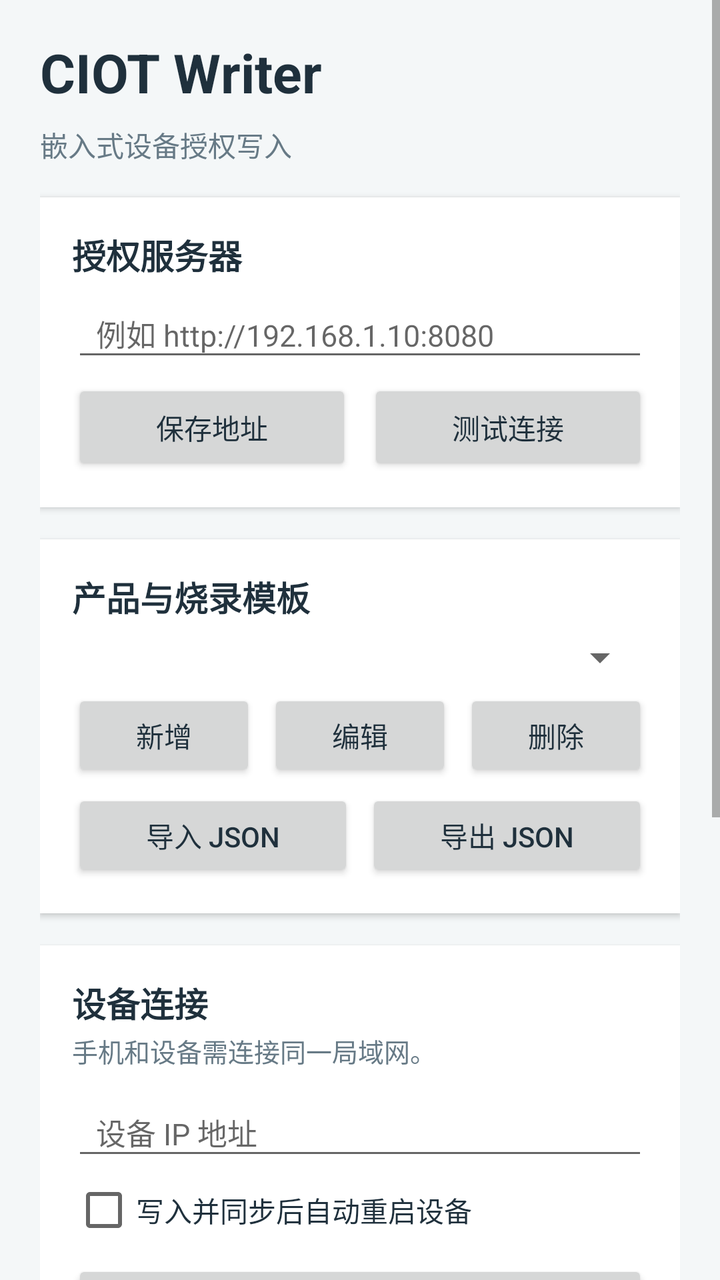
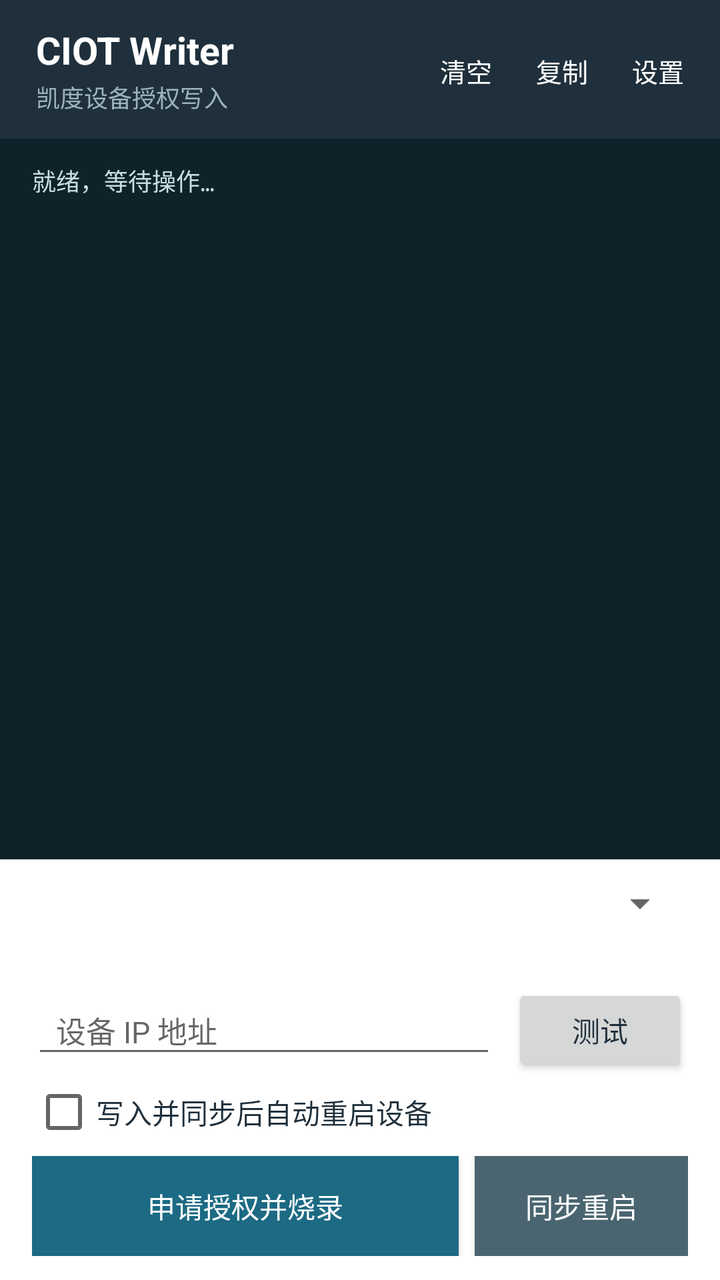

An Android layout rendered at two revisions. The XML below is the earlier revision; the diff shows what the commit changed to produce the second picture.
<!-- AndroidManifest.xml: application theme android:Theme.Material.Light.NoActionBar -->
<!-- res/layout/activity_main.xml -->
<?xml version="1.0" encoding="utf-8"?>
<ScrollView xmlns:android="http://schemas.android.com/apk/res/android"
    android:layout_width="match_parent"
    android:layout_height="match_parent"
    android:fillViewport="true">

    <LinearLayout
        android:layout_width="match_parent"
        android:layout_height="wrap_content"
        android:background="@color/colorBackground"
        android:orientation="vertical"
        android:paddingStart="20dp"
        android:paddingTop="18dp"
        android:paddingEnd="20dp"
        android:paddingBottom="28dp">

        <TextView
            android:layout_width="match_parent"
            android:layout_height="wrap_content"
            android:text="@string/app_title"
            android:textColor="@color/colorDark"
            android:textSize="27sp"
            android:textStyle="bold" />

        <TextView
            android:layout_width="match_parent"
            android:layout_height="wrap_content"
            android:layout_marginTop="8dp"
            android:text="@string/app_subtitle"
            android:textColor="@color/colorMuted"
            android:textSize="14sp" />

        
        <LinearLayout
            android:layout_width="match_parent"
            android:layout_height="wrap_content"
            android:layout_marginTop="16dp"
            android:background="@android:color/white"
            android:elevation="2dp"
            android:orientation="vertical"
            android:padding="16dp">

            <TextView
                android:layout_width="match_parent"
                android:layout_height="wrap_content"
                android:text="@string/card_server"
                android:textColor="@color/colorDark"
                android:textSize="17sp"
                android:textStyle="bold" />

            <EditText
                android:id="@+id/serverUrl"
                style="@style/CIOT.EditText"
                android:layout_width="match_parent"
                android:layout_height="wrap_content"
                android:layout_marginTop="8dp"
                android:hint="@string/server_url_hint"
                android:inputType="textUri"
                android:singleLine="true" />

            <LinearLayout
                android:layout_width="match_parent"
                android:layout_height="wrap_content"
                android:layout_marginTop="4dp"
                android:orientation="horizontal">

                <Button
                    android:id="@+id/saveServer"
                    style="@style/CIOT.Button"
                    android:layout_width="0dp"
                    android:layout_height="48dp"
                    android:layout_weight="1"
                    android:text="@string/btn_save_server" />

                <Button
                    android:id="@+id/testServer"
                    style="@style/CIOT.Button"
                    android:layout_width="0dp"
                    android:layout_height="48dp"
                    android:layout_marginStart="8dp"
                    android:layout_weight="1"
                    android:text="@string/btn_test_server" />
            </LinearLayout>
        </LinearLayout>

        
        <LinearLayout
            android:layout_width="match_parent"
            android:layout_height="wrap_content"
            android:layout_marginTop="16dp"
            android:background="@android:color/white"
            android:elevation="2dp"
            android:orientation="vertical"
            android:padding="16dp">

            <TextView
                android:layout_width="match_parent"
                android:layout_height="wrap_content"
                android:text="@string/card_product"
                android:textColor="@color/colorDark"
                android:textSize="17sp"
                android:textStyle="bold" />

            <Spinner
                android:id="@+id/templateSpinner"
                android:layout_width="match_parent"
                android:layout_height="wrap_content"
                android:layout_marginTop="6dp" />

            <LinearLayout
                android:layout_width="match_parent"
                android:layout_height="wrap_content"
                android:layout_marginTop="4dp"
                android:orientation="horizontal">

                <Button
                    android:id="@+id/addTemplate"
                    style="@style/CIOT.Button"
                    android:layout_width="0dp"
                    android:layout_height="46dp"
                    android:layout_weight="1"
                    android:text="@string/btn_add" />

                <Button
                    android:id="@+id/editTemplate"
                    style="@style/CIOT.Button"
                    android:layout_width="0dp"
                    android:layout_height="46dp"
                    android:layout_marginStart="6dp"
                    android:layout_weight="1"
                    android:text="@string/btn_edit" />

                <Button
                    android:id="@+id/deleteTemplate"
                    style="@style/CIOT.Button"
                    android:layout_width="0dp"
                    android:layout_height="46dp"
                    android:layout_marginStart="6dp"
                    android:layout_weight="1"
                    android:text="@string/btn_delete" />
            </LinearLayout>

            <LinearLayout
                android:layout_width="match_parent"
                android:layout_height="wrap_content"
                android:layout_marginTop="4dp"
                android:orientation="horizontal">

                <Button
                    android:id="@+id/importTemplates"
                    style="@style/CIOT.Button"
                    android:layout_width="0dp"
                    android:layout_height="46dp"
                    android:layout_weight="1"
                    android:text="@string/btn_import" />

                <Button
                    android:id="@+id/exportTemplates"
                    style="@style/CIOT.Button"
                    android:layout_width="0dp"
                    android:layout_height="46dp"
                    android:layout_marginStart="6dp"
                    android:layout_weight="1"
                    android:text="@string/btn_export" />
            </LinearLayout>
        </LinearLayout>

        
        <LinearLayout
            android:layout_width="match_parent"
            android:layout_height="wrap_content"
            android:layout_marginTop="16dp"
            android:background="@android:color/white"
            android:elevation="2dp"
            android:orientation="vertical"
            android:padding="16dp">

            <TextView
                android:layout_width="match_parent"
                android:layout_height="wrap_content"
                android:text="@string/card_device"
                android:textColor="@color/colorDark"
                android:textSize="17sp"
                android:textStyle="bold" />

            <TextView
                android:layout_width="match_parent"
                android:layout_height="wrap_content"
                android:layout_marginTop="2dp"
                android:text="@string/device_hint"
                android:textColor="@color/colorMuted"
                android:textSize="13sp" />

            <EditText
                android:id="@+id/host"
                style="@style/CIOT.EditText"
                android:layout_width="match_parent"
                android:layout_height="wrap_content"
                android:layout_marginTop="12dp"
                android:hint="@string/host_hint"
                android:inputType="text"
                android:singleLine="true" />

            <CheckBox
                android:id="@+id/autoReboot"
                android:layout_width="match_parent"
                android:layout_height="wrap_content"
                android:layout_marginTop="4dp"
                android:text="@string/auto_reboot"
                android:textColor="@color/colorDark" />

            <Button
                android:id="@+id/checkConnection"
                style="@style/CIOT.Button"
                android:layout_width="match_parent"
                android:layout_height="48dp"
                android:layout_marginTop="9dp"
                android:text="@string/btn_check" />

            <Button
                android:id="@+id/burn"
                style="@style/CIOT.Button.Primary"
                android:layout_width="match_parent"
                android:layout_height="48dp"
                android:layout_marginTop="8dp"
                android:text="@string/btn_burn" />

            <Button
                android:id="@+id/syncRestart"
                style="@style/CIOT.Button.Sync"
                android:layout_width="match_parent"
                android:layout_height="48dp"
                android:layout_marginTop="8dp"
                android:text="@string/btn_sync_restart" />
        </LinearLayout>

        
        <LinearLayout
            android:layout_width="match_parent"
            android:layout_height="wrap_content"
            android:layout_marginTop="16dp"
            android:background="@android:color/white"
            android:elevation="2dp"
            android:orientation="vertical"
            android:padding="16dp">

            <LinearLayout
                android:layout_width="match_parent"
                android:layout_height="wrap_content"
                android:gravity="center_vertical"
                android:orientation="horizontal">

                <TextView
                    android:layout_width="0dp"
                    android:layout_height="wrap_content"
                    android:layout_weight="1"
                    android:text="@string/card_log"
                    android:textColor="@color/colorDark"
                    android:textSize="17sp"
                    android:textStyle="bold" />

                <Button
                    android:id="@+id/copyLog"
                    style="@style/CIOT.Button"
                    android:layout_width="wrap_content"
                    android:layout_height="40dp"
                    android:text="@string/btn_copy_log" />
            </LinearLayout>

            <TextView
                android:id="@+id/logView"
                android:layout_width="match_parent"
                android:layout_height="wrap_content"
                android:layout_marginTop="4dp"
                android:minHeight="76dp"
                android:text="@string/log_waiting"
                android:textColor="@color/colorDark"
                android:textIsSelectable="true"
                android:textSize="13sp"
                android:typeface="monospace" />
        </LinearLayout>
    </LinearLayout>
</ScrollView>
<!-- resources referenced by this layout -->
<resources>
  <color name="colorBackground">#F4F7F8</color>
  <color name="colorDark">#1F303C</color>
  <color name="colorMuted">#677A86</color>
  <string name="app_subtitle">嵌入式设备授权写入</string>
  <string name="app_title">CIOT Writer</string>
  <string name="auto_reboot">写入并同步后自动重启设备</string>
  <string name="btn_add">新增</string>
  <string name="btn_burn">申请授权并烧录</string>
  <string name="btn_check">测试 Telnet 连接</string>
  <string name="btn_copy_log">复制日志</string>
  <string name="btn_delete">删除</string>
  <string name="btn_edit">编辑</string>
  <string name="btn_export">导出 JSON</string>
  <string name="btn_import">导入 JSON</string>
  <string name="btn_save_server">保存地址</string>
  <string name="btn_sync_restart">同步并重启</string>
  <string name="btn_test_server">测试连接</string>
  <string name="card_device">设备连接</string>
  <string name="card_log">操作记录</string>
  <string name="card_product">产品与烧录模板</string>
  <string name="card_server">授权服务器</string>
  <string name="device_hint">手机和设备需连接同一局域网。</string>
  <string name="host_hint">设备 IP 地址</string>
  <string name="log_waiting">等待操作…</string>
  <string name="server_url_hint">例如 http://192.168.1.10:8080</string>
  <style name="CIOT.Button" parent="android:Widget.Material.Button">
          <item name="android:textSize">14sp</item>
          <item name="android:textColor">@color/colorDark</item>
          <item name="android:textAllCaps">false</item>
      </style>
  <style name="CIOT.Button.Primary" parent="CIOT.Button">
          <item name="android:background">@color/colorPrimary</item>
          <item name="android:textColor">@android:color/white</item>
      </style>
  <style name="CIOT.Button.Sync" parent="CIOT.Button">
          <item name="android:background">@color/colorSync</item>
          <item name="android:textColor">@android:color/white</item>
      </style>
  <style name="CIOT.EditText" parent="android:Widget.Material.EditText">
          <item name="android:textSize">15sp</item>
          <item name="android:paddingStart">12dp</item>
          <item name="android:paddingTop">8dp</item>
          <item name="android:paddingEnd">12dp</item>
          <item name="android:paddingBottom">8dp</item>
      </style>
  <color name="colorPrimary">#1C6A84</color>
  <color name="colorSync">#4A6570</color>
</resources>

<!-- the commit's change to res/layout/activity_main.xml (unified diff, before → after) -->
@@ -1,283 +1,181 @@
 <?xml version="1.0" encoding="utf-8"?>
-<ScrollView xmlns:android="http://schemas.android.com/apk/res/android"
+<LinearLayout xmlns:android="http://schemas.android.com/apk/res/android"
     android:layout_width="match_parent"
     android:layout_height="match_parent"
-    android:fillViewport="true">
+    android:background="@color/colorBackground"
+    android:orientation="vertical">
 
+    
     <LinearLayout
+        android:id="@+id/topBar"
         android:layout_width="match_parent"
         android:layout_height="wrap_content"
-        android:background="@color/colorBackground"
-        android:orientation="vertical"
-        android:paddingStart="20dp"
-        android:paddingTop="18dp"
-        android:paddingEnd="20dp"
-        android:paddingBottom="28dp">
+        android:background="@color/colorDark"
+        android:gravity="center_vertical"
+        android:orientation="horizontal"
+        android:paddingStart="18dp"
+        android:paddingTop="12dp"
+        android:paddingEnd="8dp"
+        android:paddingBottom="12dp">
+
+        <LinearLayout
+            android:layout_width="0dp"
+            android:layout_height="wrap_content"
+            android:layout_weight="1"
+            android:orientation="vertical">
+
+            <TextView
+                android:layout_width="wrap_content"
+                android:layout_height="wrap_content"
+                android:text="@string/app_title"
+                android:textColor="@android:color/white"
+                android:textSize="19sp"
+                android:textStyle="bold" />
+
+            <TextView
+                android:id="@+id/titleStatus"
+                android:layout_width="wrap_content"
+                android:layout_height="wrap_content"
+                android:layout_marginTop="2dp"
+                android:text="@string/app_subtitle"
+                android:textColor="@color/colorOnDarkMuted"
+                android:textSize="12sp" />
+        </LinearLayout>
+
+        <Button
+            android:id="@+id/clearLog"
+            style="@style/CIOT.Button.Header"
+            android:layout_width="wrap_content"
+            android:layout_height="38dp"
+            android:text="@string/btn_clear" />
+
+        <Button
+            android:id="@+id/copyLog"
+            style="@style/CIOT.Button.Header"
+            android:layout_width="wrap_content"
+            android:layout_height="38dp"
+            android:layout_marginStart="2dp"
+            android:text="@string/btn_copy" />
+
+        <Button
+            android:id="@+id/openSettings"
+            style="@style/CIOT.Button.Header"
+            android:layout_width="wrap_content"
+            android:layout_height="38dp"
+            android:layout_marginStart="2dp"
+            android:text="@string/btn_settings" />
+    </LinearLayout>
+
+    
+    <ScrollView
+        android:id="@+id/logScroll"
+        android:layout_width="match_parent"
+        android:layout_height="0dp"
+        android:layout_weight="1"
+        android:background="@color/colorTerminal"
+        android:fillViewport="true"
+        android:paddingStart="16dp"
+        android:paddingTop="12dp"
+        android:paddingEnd="16dp"
+        android:paddingBottom="12dp"
+        android:scrollbarStyle="insideInset"
+        android:scrollbars="vertical">
 
         <TextView
+            android:id="@+id/logView"
             android:layout_width="match_parent"
             android:layout_height="wrap_content"
-            android:text="@string/app_title"
-            android:textColor="@color/colorDark"
-            android:textSize="27sp"
-            android:textStyle="bold" />
+            android:lineSpacingExtra="3dp"
+            android:text="@string/log_ready"
+            android:textColor="@color/colorTerminalText"
+            android:textIsSelectable="true"
+            android:textSize="12sp"
+            android:typeface="monospace" />
+    </ScrollView>
+
+    
+    <LinearLayout
+        android:id="@+id/actionPanel"
+        android:layout_width="match_parent"
+        android:layout_height="wrap_content"
+        android:background="@android:color/white"
+        android:elevation="10dp"
+        android:orientation="vertical"
+        android:paddingStart="16dp"
+        android:paddingTop="10dp"
+        android:paddingEnd="16dp"
+        android:paddingBottom="12dp">
+
+        <Spinner
+            android:id="@+id/templateSpinner"
+            android:layout_width="match_parent"
+            android:layout_height="wrap_content" />
 
         <TextView
+            android:id="@+id/templateInfo"
+            android:layout_width="match_parent"
+            android:layout_height="wrap_content"
+            android:layout_marginTop="4dp"
+            android:textColor="@color/colorMuted"
+            android:textSize="12sp" />
+
+        <LinearLayout
             android:layout_width="match_parent"
             android:layout_height="wrap_content"
             android:layout_marginTop="8dp"
-            android:text="@string/app_subtitle"
-            android:textColor="@color/colorMuted"
-            android:textSize="14sp" />
-
-        
-        <LinearLayout
-            android:layout_width="match_parent"
-            android:layout_height="wrap_content"
-            android:layout_marginTop="16dp"
-            android:background="@android:color/white"
-            android:elevation="2dp"
-            android:orientation="vertical"
-            android:padding="16dp">
-
-            <TextView
-                android:layout_width="match_parent"
-                android:layout_height="wrap_content"
-                android:text="@string/card_server"
-                android:textColor="@color/colorDark"
-                android:textSize="17sp"
-                android:textStyle="bold" />
-
-            <EditText
-                android:id="@+id/serverUrl"
-                style="@style/CIOT.EditText"
-                android:layout_width="match_parent"
-                android:layout_height="wrap_content"
-                android:layout_marginTop="8dp"
-                android:hint="@string/server_url_hint"
-                android:inputType="textUri"
-                android:singleLine="true" />
-
-            <LinearLayout
-                android:layout_width="match_parent"
-                android:layout_height="wrap_content"
-                android:layout_marginTop="4dp"
-                android:orientation="horizontal">
-
-                <Button
-                    android:id="@+id/saveServer"
-                    style="@style/CIOT.Button"
-                    android:layout_width="0dp"
-                    android:layout_height="48dp"
-                    android:layout_weight="1"
-                    android:text="@string/btn_save_server" />
-
-                <Button
-                    android:id="@+id/testServer"
-                    style="@style/CIOT.Button"
-                    android:layout_width="0dp"
-                    android:layout_height="48dp"
-                    android:layout_marginStart="8dp"
-                    android:layout_weight="1"
-                    android:text="@string/btn_test_server" />
-            </LinearLayout>
-        </LinearLayout>
-
-        
-        <LinearLayout
-            android:layout_width="match_parent"
-            android:layout_height="wrap_content"
-            android:layout_marginTop="16dp"
-            android:background="@android:color/white"
-            android:elevation="2dp"
-            android:orientation="vertical"
-            android:padding="16dp">
-
-            <TextView
-                android:layout_width="match_parent"
-                android:layout_height="wrap_content"
-                android:text="@string/card_product"
-                android:textColor="@color/colorDark"
-                android:textSize="17sp"
-                android:textStyle="bold" />
-
-            <Spinner
-                android:id="@+id/templateSpinner"
-                android:layout_width="match_parent"
-                android:layout_height="wrap_content"
-                android:layout_marginTop="6dp" />
-
-            <LinearLayout
-                android:layout_width="match_parent"
-                android:layout_height="wrap_content"
-                android:layout_marginTop="4dp"
-                android:orientation="horizontal">
-
-                <Button
-                    android:id="@+id/addTemplate"
-                    style="@style/CIOT.Button"
-                    android:layout_width="0dp"
-                    android:layout_height="46dp"
-                    android:layout_weight="1"
-                    android:text="@string/btn_add" />
-
-                <Button
-                    android:id="@+id/editTemplate"
-                    style="@style/CIOT.Button"
-                    android:layout_width="0dp"
-                    android:layout_height="46dp"
-                    android:layout_marginStart="6dp"
-                    android:layout_weight="1"
-                    android:text="@string/btn_edit" />
-
-                <Button
-                    android:id="@+id/deleteTemplate"
-                    style="@style/CIOT.Button"
-                    android:layout_width="0dp"
-                    android:layout_height="46dp"
-                    android:layout_marginStart="6dp"
-                    android:layout_weight="1"
-                    android:text="@string/btn_delete" />
-            </LinearLayout>
-
-            <LinearLayout
-                android:layout_width="match_parent"
-                android:layout_height="wrap_content"
-                android:layout_marginTop="4dp"
-                android:orientation="horizontal">
-
-                <Button
-                    android:id="@+id/importTemplates"
-                    style="@style/CIOT.Button"
-                    android:layout_width="0dp"
-                    android:layout_height="46dp"
-                    android:layout_weight="1"
-                    android:text="@string/btn_import" />
-
-                <Button
-                    android:id="@+id/exportTemplates"
-                    style="@style/CIOT.Button"
-                    android:layout_width="0dp"
-                    android:layout_height="46dp"
-                    android:layout_marginStart="6dp"
-                    android:layout_weight="1"
-                    android:text="@string/btn_export" />
-            </LinearLayout>
-        </LinearLayout>
-
-        
-        <LinearLayout
-            android:layout_width="match_parent"
-            android:layout_height="wrap_content"
-            android:layout_marginTop="16dp"
-            android:background="@android:color/white"
-            android:elevation="2dp"
-            android:orientation="vertical"
-            android:padding="16dp">
-
-            <TextView
-                android:layout_width="match_parent"
-                android:layout_height="wrap_content"
-                android:text="@string/card_device"
-                android:textColor="@color/colorDark"
-                android:textSize="17sp"
-                android:textStyle="bold" />
-
-            <TextView
-                android:layout_width="match_parent"
-                android:layout_height="wrap_content"
-                android:layout_marginTop="2dp"
-                android:text="@string/device_hint"
-                android:textColor="@color/colorMuted"
-                android:textSize="13sp" />
+            android:gravity="center_vertical"
+            android:orientation="horizontal">
 
             <EditText
                 android:id="@+id/host"
                 style="@style/CIOT.EditText"
-                android:layout_width="match_parent"
+                android:layout_width="0dp"
                 android:layout_height="wrap_content"
-                android:layout_marginTop="12dp"
+                android:layout_weight="1"
                 android:hint="@string/host_hint"
                 android:inputType="text"
                 android:singleLine="true" />
 
-            <CheckBox
-                android:id="@+id/autoReboot"
-                android:layout_width="match_parent"
-                android:layout_height="wrap_content"
-                android:layout_marginTop="4dp"
-                android:text="@string/auto_reboot"
-                android:textColor="@color/colorDark" />
-
             <Button
                 android:id="@+id/checkConnection"
                 style="@style/CIOT.Button"
-                android:layout_width="match_parent"
-                android:layout_height="48dp"
-                android:layout_marginTop="9dp"
-                android:text="@string/btn_check" />
+                android:layout_width="wrap_content"
+                android:layout_height="46dp"
+                android:layout_marginStart="8dp"
+                android:text="@string/btn_check_short" />
+        </LinearLayout>
+
+        <CheckBox
+            android:id="@+id/autoReboot"
+            android:layout_width="match_parent"
+            android:layout_height="wrap_content"
+            android:layout_marginTop="2dp"
+            android:text="@string/auto_reboot"
+            android:textColor="@color/colorDark"
+            android:textSize="14sp" />
+
+        <LinearLayout
+            android:layout_width="match_parent"
+            android:layout_height="wrap_content"
+            android:layout_marginTop="6dp"
+            android:orientation="horizontal">
 
             <Button
                 android:id="@+id/burn"
                 style="@style/CIOT.Button.Primary"
-                android:layout_width="match_parent"
-                android:layout_height="48dp"
-                android:layout_marginTop="8dp"
+                android:layout_width="0dp"
+                android:layout_height="50dp"
+                android:layout_weight="2"
                 android:text="@string/btn_burn" />
 
             <Button
                 android:id="@+id/syncRestart"
                 style="@style/CIOT.Button.Sync"
-                android:layout_width="match_parent"
-                android:layout_height="48dp"
-                android:layout_marginTop="8dp"
-                android:text="@string/btn_sync_restart" />
-        </LinearLayout>
-
-        
-        <LinearLayout
-            android:layout_width="match_parent"
-            android:layout_height="wrap_content"
-            android:layout_marginTop="16dp"
-            android:background="@android:color/white"
-            android:elevation="2dp"
-            android:orientation="vertical"
-            android:padding="16dp">
-
-            <LinearLayout
-                android:layout_width="match_parent"
-                android:layout_height="wrap_content"
-                android:gravity="center_vertical"
-                android:orientation="horizontal">
-
-                <TextView
-                    android:layout_width="0dp"
-                    android:layout_height="wrap_content"
-                    android:layout_weight="1"
-                    android:text="@string/card_log"
-                    android:textColor="@color/colorDark"
-                    android:textSize="17sp"
-                    android:textStyle="bold" />
-
-                <Button
-                    android:id="@+id/copyLog"
-                    style="@style/CIOT.Button"
-                    android:layout_width="wrap_content"
-                    android:layout_height="40dp"
-                    android:text="@string/btn_copy_log" />
-            </LinearLayout>
-
-            <TextView
-                android:id="@+id/logView"
-                android:layout_width="match_parent"
-                android:layout_height="wrap_content"
-                android:layout_marginTop="4dp"
-                android:minHeight="76dp"
-                android:text="@string/log_waiting"
-                android:textColor="@color/colorDark"
-                android:textIsSelectable="true"
-                android:textSize="13sp"
-                android:typeface="monospace" />
+                android:layout_width="0dp"
+                android:layout_height="50dp"
+                android:layout_marginStart="8dp"
+                android:layout_weight="1"
+                android:text="@string/btn_sync_short" />
         </LinearLayout>
     </LinearLayout>
-</ScrollView>
+</LinearLayout>
<!-- resource entries referenced after the edit -->
@@ -3,32 +3,32 @@
   <color name="colorBackground">#F4F7F8</color>
   <color name="colorDark">#1F303C</color>
   <color name="colorMuted">#677A86</color>
-  <string name="app_subtitle">嵌入式设备授权写入</string>
+  <color name="colorOnDarkMuted">#9CB2BD</color>
+  <color name="colorTerminal">#0F2229</color>
+  <color name="colorTerminalText">#C7DCE4</color>
+  <string name="app_subtitle">凯度设备授权写入</string>
   <string name="app_title">CIOT Writer</string>
   <string name="auto_reboot">写入并同步后自动重启设备</string>
-  <string name="btn_add">新增</string>
   <string name="btn_burn">申请授权并烧录</string>
-  <string name="btn_check">测试 Telnet 连接</string>
-  <string name="btn_copy_log">复制日志</string>
-  <string name="btn_delete">删除</string>
-  <string name="btn_edit">编辑</string>
-  <string name="btn_export">导出 JSON</string>
-  <string name="btn_import">导入 JSON</string>
-  <string name="btn_save_server">保存地址</string>
-  <string name="btn_sync_restart">同步并重启</string>
-  <string name="btn_test_server">测试连接</string>
-  <string name="card_device">设备连接</string>
-  <string name="card_log">操作记录</string>
-  <string name="card_product">产品与烧录模板</string>
-  <string name="card_server">授权服务器</string>
-  <string name="device_hint">手机和设备需连接同一局域网。</string>
+  <string name="btn_check_short">测试</string>
+  <string name="btn_clear">清空</string>
+  <string name="btn_copy">复制</string>
+  <string name="btn_settings">设置</string>
+  <string name="btn_sync_short">同步重启</string>
   <string name="host_hint">设备 IP 地址</string>
-  <string name="log_waiting">等待操作…</string>
-  <string name="server_url_hint">例如 http://192.168.1.10:8080</string>
+  <string name="log_ready">就绪，等待操作…</string>
   <style name="CIOT.Button" parent="android:Widget.Material.Button">
           <item name="android:textSize">14sp</item>
           <item name="android:textColor">@color/colorDark</item>
           <item name="android:textAllCaps">false</item>
+      </style>
+  <style name="CIOT.Button.Header" parent="android:Widget.Material.Button.Borderless">
+          <item name="android:textSize">13sp</item>
+          <item name="android:textColor">@android:color/white</item>
+          <item name="android:textAllCaps">false</item>
+          <item name="android:minWidth">0dp</item>
+          <item name="android:paddingStart">10dp</item>
+          <item name="android:paddingEnd">10dp</item>
       </style>
   <style name="CIOT.Button.Primary" parent="CIOT.Button">
           <item name="android:background">@color/colorPrimary</item>
